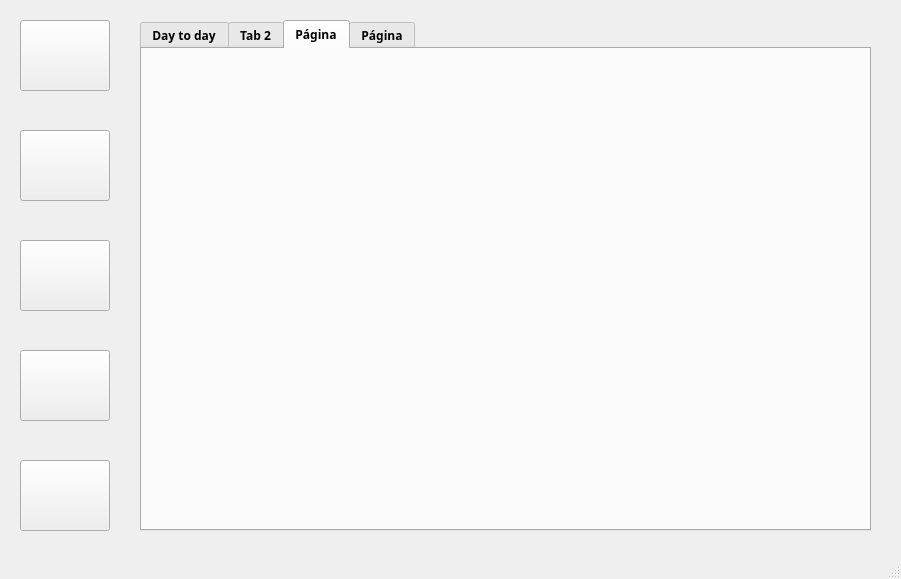
This is MainWindow.ui in michelnovellino/python-library-system as Qt 5 draws it before an edit. The edited form follows.
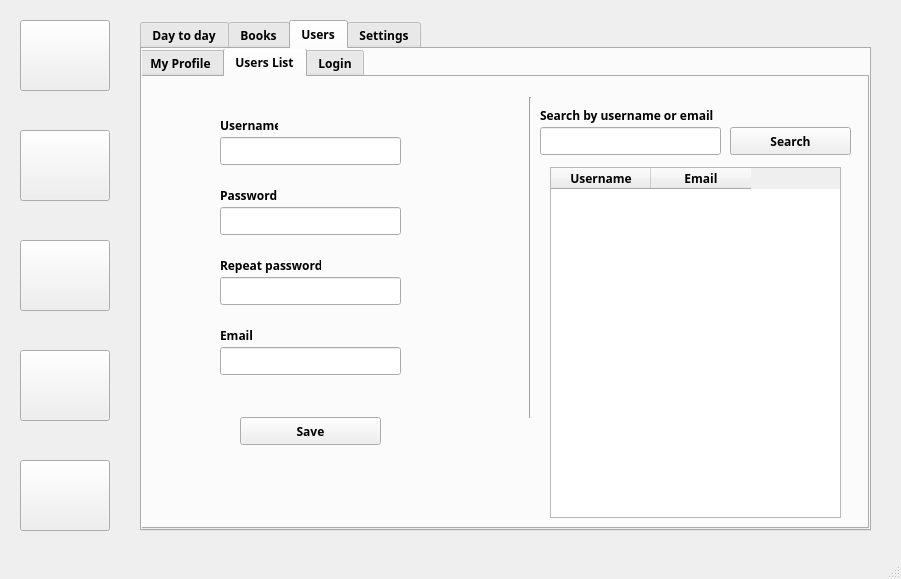
This is the edited form. The open tabs and pages were chosen to show the change. Icons and pictures are not drawn.

Commit message: add users views

Patch:
```diff
--- a/MainWindow.ui
+++ b/MainWindow.ui
@@ -344,7 +344,7 @@
     </widget>
     <widget class="QWidget" name="tab_2">
      <attribute name="title">
-      <string>Tab 2</string>
+      <string>Books</string>
      </attribute>
      <widget class="QTabWidget" name="tabWidget_2">
       <property name="geometry">
@@ -772,12 +772,435 @@
     </widget>
     <widget class="QWidget" name="tab_5">
      <attribute name="title">
-      <string>Página</string>
+      <string>Users</string>
      </attribute>
+     <widget class="QTabWidget" name="tabWidget_3">
+      <property name="geometry">
+       <rect>
+        <x>-4</x>
+        <y>-1</y>
+        <width>731</width>
+        <height>481</height>
+       </rect>
+      </property>
+      <property name="maximumSize">
+       <size>
+        <width>731</width>
+        <height>16777215</height>
+       </size>
+      </property>
+      <property name="currentIndex">
+       <number>2</number>
+      </property>
+      <widget class="QWidget" name="tab_18">
+       <attribute name="title">
+        <string>My Profile</string>
+       </attribute>
+       <widget class="QLineEdit" name="lineEdit_25">
+        <property name="geometry">
+         <rect>
+          <x>270</x>
+          <y>220</y>
+          <width>181</width>
+          <height>28</height>
+         </rect>
+        </property>
+        <property name="text">
+         <string/>
+        </property>
+        <property name="echoMode">
+         <enum>QLineEdit::Password</enum>
+        </property>
+       </widget>
+       <widget class="QLabel" name="label_50">
+        <property name="geometry">
+         <rect>
+          <x>270</x>
+          <y>60</y>
+          <width>58</width>
+          <height>16</height>
+         </rect>
+        </property>
+        <property name="text">
+         <string>Username</string>
+        </property>
+       </widget>
+       <widget class="QLineEdit" name="lineEdit_26">
+        <property name="geometry">
+         <rect>
+          <x>270</x>
+          <y>290</y>
+          <width>181</width>
+          <height>28</height>
+         </rect>
+        </property>
+        <property name="text">
+         <string/>
+        </property>
+        <property name="echoMode">
+         <enum>QLineEdit::Normal</enum>
+        </property>
+       </widget>
+       <widget class="QLineEdit" name="lineEdit_27">
+        <property name="geometry">
+         <rect>
+          <x>270</x>
+          <y>80</y>
+          <width>181</width>
+          <height>28</height>
+         </rect>
+        </property>
+        <property name="text">
+         <string/>
+        </property>
+       </widget>
+       <widget class="QPushButton" name="pushButton_22">
+        <property name="geometry">
+         <rect>
+          <x>290</x>
+          <y>360</y>
+          <width>141</width>
+          <height>28</height>
+         </rect>
+        </property>
+        <property name="text">
+         <string>Save</string>
+        </property>
+       </widget>
+       <widget class="QLabel" name="label_51">
+        <property name="geometry">
+         <rect>
+          <x>270</x>
+          <y>200</y>
+          <width>101</width>
+          <height>16</height>
+         </rect>
+        </property>
+        <property name="text">
+         <string>Repeat password</string>
+        </property>
+       </widget>
+       <widget class="QLineEdit" name="lineEdit_28">
+        <property name="geometry">
+         <rect>
+          <x>270</x>
+          <y>150</y>
+          <width>181</width>
+          <height>28</height>
+         </rect>
+        </property>
+        <property name="text">
+         <string/>
+        </property>
+        <property name="echoMode">
+         <enum>QLineEdit::Password</enum>
+        </property>
+       </widget>
+       <widget class="QLabel" name="label_52">
+        <property name="geometry">
+         <rect>
+          <x>270</x>
+          <y>270</y>
+          <width>58</width>
+          <height>16</height>
+         </rect>
+        </property>
+        <property name="text">
+         <string>Email</string>
+        </property>
+       </widget>
+       <widget class="QLabel" name="label_53">
+        <property name="geometry">
+         <rect>
+          <x>270</x>
+          <y>130</y>
+          <width>58</width>
+          <height>16</height>
+         </rect>
+        </property>
+        <property name="text">
+         <string>Password</string>
+        </property>
+       </widget>
+      </widget>
+      <widget class="QWidget" name="tab_17">
+       <attribute name="title">
+        <string>Users List</string>
+       </attribute>
+       <widget class="QLineEdit" name="lineEdit_15">
+        <property name="geometry">
+         <rect>
+          <x>80</x>
+          <y>130</y>
+          <width>181</width>
+          <height>28</height>
+         </rect>
+        </property>
+        <property name="text">
+         <string/>
+        </property>
+        <property name="echoMode">
+         <enum>QLineEdit::Password</enum>
+        </property>
+       </widget>
+       <widget class="QLineEdit" name="lineEdit_17">
+        <property name="geometry">
+         <rect>
+          <x>80</x>
+          <y>270</y>
+          <width>181</width>
+          <height>28</height>
+         </rect>
+        </property>
+        <property name="text">
+         <string/>
+        </property>
+       </widget>
+       <widget class="QLabel" name="label_35">
+        <property name="geometry">
+         <rect>
+          <x>80</x>
+          <y>250</y>
+          <width>58</width>
+          <height>16</height>
+         </rect>
+        </property>
+        <property name="text">
+         <string>Email</string>
+        </property>
+       </widget>
+       <widget class="QLabel" name="label_26">
+        <property name="geometry">
+         <rect>
+          <x>80</x>
+          <y>40</y>
+          <width>58</width>
+          <height>16</height>
+         </rect>
+        </property>
+        <property name="text">
+         <string>Username</string>
+        </property>
+       </widget>
+       <widget class="QLineEdit" name="lineEdit_16">
+        <property name="geometry">
+         <rect>
+          <x>80</x>
+          <y>200</y>
+          <width>181</width>
+          <height>28</height>
+         </rect>
+        </property>
+        <property name="text">
+         <string/>
+        </property>
+        <property name="echoMode">
+         <enum>QLineEdit::Password</enum>
+        </property>
+       </widget>
+       <widget class="QLabel" name="label_34">
+        <property name="geometry">
+         <rect>
+          <x>80</x>
+          <y>180</y>
+          <width>101</width>
+          <height>16</height>
+         </rect>
+        </property>
+        <property name="text">
+         <string>Repeat password</string>
+        </property>
+       </widget>
+       <widget class="QLineEdit" name="lineEdit_14">
+        <property name="geometry">
+         <rect>
+          <x>80</x>
+          <y>60</y>
+          <width>181</width>
+          <height>28</height>
+         </rect>
+        </property>
+        <property name="text">
+         <string/>
+        </property>
+       </widget>
+       <widget class="QLabel" name="label_33">
+        <property name="geometry">
+         <rect>
+          <x>80</x>
+          <y>110</y>
+          <width>58</width>
+          <height>16</height>
+         </rect>
+        </property>
+        <property name="text">
+         <string>Password</string>
+        </property>
+       </widget>
+       <widget class="Line" name="line_6">
+        <property name="geometry">
+         <rect>
+          <x>380</x>
+          <y>20</y>
+          <width>21</width>
+          <height>321</height>
+         </rect>
+        </property>
+        <property name="orientation">
+         <enum>Qt::Vertical</enum>
+        </property>
+       </widget>
+       <widget class="QLabel" name="label_49">
+        <property name="geometry">
+         <rect>
+          <x>400</x>
+          <y>30</y>
+          <width>191</width>
+          <height>16</height>
+         </rect>
+        </property>
+        <property name="text">
+         <string>Search by username or email</string>
+        </property>
+       </widget>
+       <widget class="QLineEdit" name="lineEdit_24">
+        <property name="geometry">
+         <rect>
+          <x>400</x>
+          <y>50</y>
+          <width>181</width>
+          <height>28</height>
+         </rect>
+        </property>
+        <property name="text">
+         <string/>
+        </property>
+       </widget>
+       <widget class="QPushButton" name="pushButton_8">
+        <property name="geometry">
+         <rect>
+          <x>100</x>
+          <y>340</y>
+          <width>141</width>
+          <height>28</height>
+         </rect>
+        </property>
+        <property name="text">
+         <string>Save</string>
+        </property>
+       </widget>
+       <widget class="QPushButton" name="pushButton_21">
+        <property name="geometry">
+         <rect>
+          <x>590</x>
+          <y>50</y>
+          <width>121</width>
+          <height>28</height>
+         </rect>
+        </property>
+        <property name="text">
+         <string>Search</string>
+        </property>
+       </widget>
+       <widget class="QTableWidget" name="tableWidget_4">
+        <property name="geometry">
+         <rect>
+          <x>410</x>
+          <y>90</y>
+          <width>291</width>
+          <height>351</height>
+         </rect>
+        </property>
+        <column>
+         <property name="text">
+          <string>Username</string>
+         </property>
+        </column>
+        <column>
+         <property name="text">
+          <string>Email</string>
+         </property>
+        </column>
+       </widget>
+      </widget>
+      <widget class="QWidget" name="tab_19">
+       <attribute name="title">
+        <string>Login</string>
+       </attribute>
+       <widget class="QLabel" name="label_54">
+        <property name="geometry">
+         <rect>
+          <x>240</x>
+          <y>70</y>
+          <width>58</width>
+          <height>16</height>
+         </rect>
+        </property>
+        <property name="text">
+         <string>Username</string>
+        </property>
+       </widget>
+       <widget class="QLineEdit" name="lineEdit_31">
+        <property name="geometry">
+         <rect>
+          <x>240</x>
+          <y>90</y>
+          <width>181</width>
+          <height>28</height>
+         </rect>
+        </property>
+        <property name="text">
+         <string/>
+        </property>
+       </widget>
+       <widget class="QPushButton" name="pushButton_23">
+        <property name="geometry">
+         <rect>
+          <x>260</x>
+          <y>210</y>
+          <width>141</width>
+          <height>28</height>
+         </rect>
+        </property>
+        <property name="text">
+         <string>Login</string>
+        </property>
+       </widget>
+       <widget class="QLineEdit" name="lineEdit_32">
+        <property name="geometry">
+         <rect>
+          <x>240</x>
+          <y>160</y>
+          <width>181</width>
+          <height>28</height>
+         </rect>
+        </property>
+        <property name="text">
+         <string/>
+        </property>
+        <property name="echoMode">
+         <enum>QLineEdit::Password</enum>
+        </property>
+       </widget>
+       <widget class="QLabel" name="label_57">
+        <property name="geometry">
+         <rect>
+          <x>240</x>
+          <y>140</y>
+          <width>58</width>
+          <height>16</height>
+         </rect>
+        </property>
+        <property name="text">
+         <string>Password</string>
+        </property>
+       </widget>
+      </widget>
+     </widget>
     </widget>
     <widget class="QWidget" name="tab_6">
      <attribute name="title">
-      <string>Página</string>
+      <string>Settings</string>
      </attribute>
     </widget>
    </widget>
```
Left out of the diff: 12 changed lines with no effect on the pictures.
